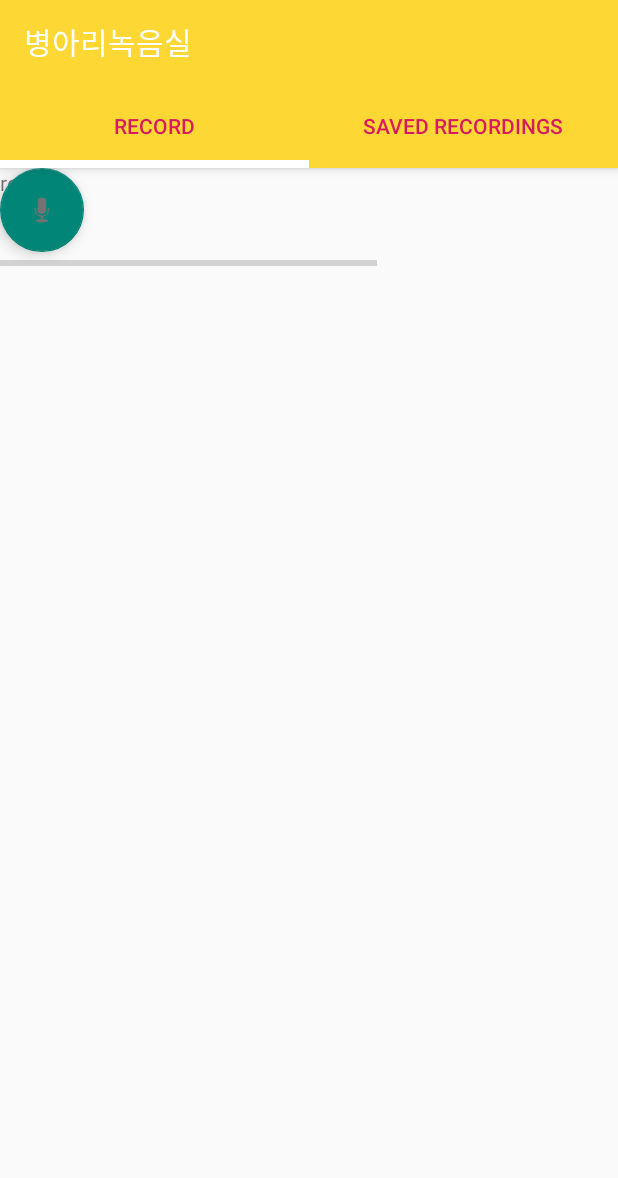
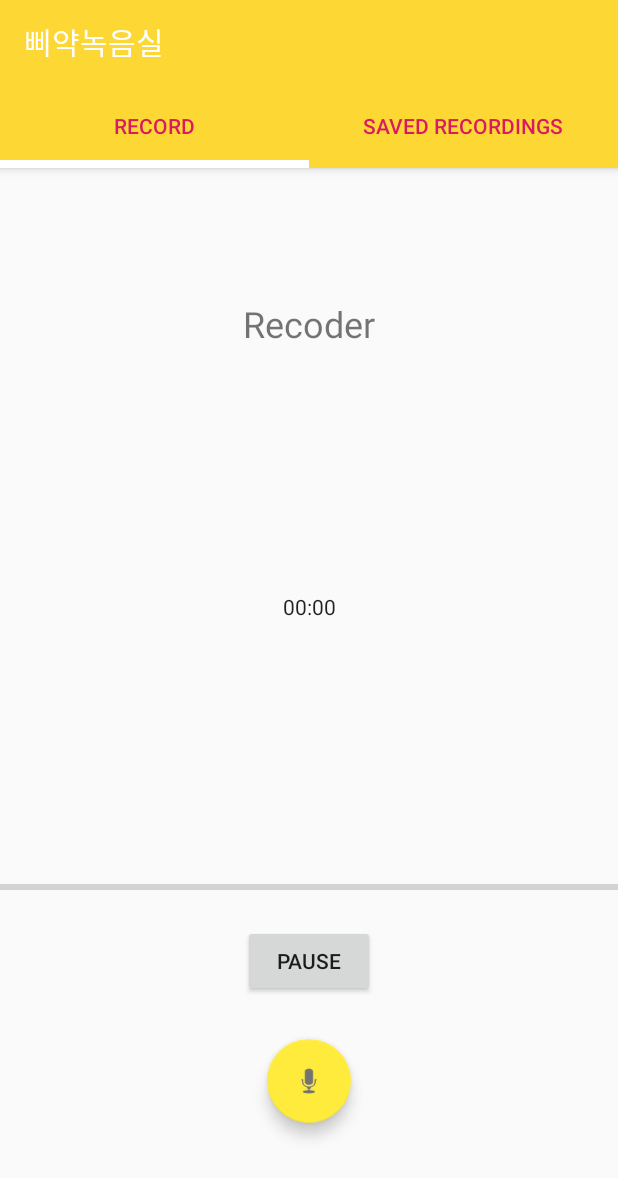
Before and after one commit to nontile/voiceRecode, an Android app: the screen it shows after launch (MainActivity), on a phone screen of 412 x 824 dp. Shown: the top 1178 px of the screen. Run offline under Robolectric (Android 15) with nearby library versions, the phone set to English and light mode, and no system bars; libraries missing offline, so code that uses them is left out: com.melnykov.fab.

Commit message:
apply fragment_record.xml 1

```diff
--- a/app/src/main/AndroidManifest.xml
+++ b/app/src/main/AndroidManifest.xml
@@ -5,7 +5,7 @@
     <application
         android:allowBackup="true"
         android:icon="@mipmap/ic_launcher"
-        android:label="병아리녹음실"
+        android:label="삐약녹음실"
         android:roundIcon="@mipmap/ic_launcher_round"
         android:supportsRtl="true"
         android:theme="@style/AppTheme">
--- a/app/src/main/res/layout/fragment_record.xml
+++ b/app/src/main/res/layout/fragment_record.xml
@@ -13,23 +13,67 @@
         android:layout_width="wrap_content"
         android:layout_height="wrap_content"
         android:clickable="true"
-        app:srcCompat="@android:drawable/ic_btn_speak_now"
-        tools:layout_editor_absoluteX="204dp"
-        tools:layout_editor_absoluteY="480dp" />
+        android:focusable="true"
+        app:backgroundTint="#FFEB3B"
+        app:layout_constraintBottom_toBottomOf="parent"
+        app:layout_constraintEnd_toEndOf="parent"
+        app:layout_constraintStart_toStartOf="parent"
+        app:layout_constraintTop_toBottomOf="@+id/recordProgressBar"
+        app:srcCompat="@android:drawable/ic_btn_speak_now" />
+
+    <Chronometer
+        android:id="@+id/chronometer"
+        android:layout_width="wrap_content"
+        android:layout_height="wrap_content"
+        app:layout_constraintBottom_toTopOf="@+id/recordProgressBar"
+        app:layout_constraintEnd_toEndOf="parent"
+        app:layout_constraintStart_toStartOf="parent"
+        app:layout_constraintTop_toBottomOf="@+id/textView" />
 
     <ProgressBar
-        android:id="@+id/progressBar2"
+        android:id="@+id/recordProgressBar"
         style="?android:attr/progressBarStyleHorizontal"
-        android:layout_width="251dp"
-        android:layout_height="127dp"
-        tools:layout_editor_absoluteX="123dp"
-        tools:layout_editor_absoluteY="325dp" />
+        android:layout_width="0dp"
+        android:layout_height="50dp"
+        android:indeterminate="false"
+        android:max="100"
+        android:progress="0"
+        app:layout_constraintBottom_toBottomOf="parent"
+        app:layout_constraintEnd_toEndOf="parent"
+        app:layout_constraintHorizontal_bias="1.0"
+        app:layout_constraintStart_toStartOf="parent"
+        app:layout_constraintTop_toTopOf="parent"
+        app:layout_constraintVertical_bias="0.687" />
 
     <TextView
-        android:layout_width="match_parent"
-        android:layout_height="match_parent"
+        android:id="@+id/textView"
+        android:layout_width="0dp"
 
-        android:text="record"
-        tools:layout_editor_absoluteX="25dp"
-        tools:layout_editor_absoluteY="-102dp" />
+        android:layout_height="48dp"
+        android:padding="5sp"
+        android:paddingStart="5sp"
+        android:paddingLeft="5sp"
+        android:paddingTop="5sp"
+        android:paddingEnd="5sp"
+        android:paddingRight="5sp"
+        android:paddingBottom="5sp"
+        android:text="@string/app_name"
+        android:textAlignment="center"
+        android:textSize="24sp"
+        app:layout_constraintBottom_toBottomOf="parent"
+        app:layout_constraintEnd_toEndOf="parent"
+        app:layout_constraintStart_toStartOf="parent"
+        app:layout_constraintTop_toTopOf="parent"
+        app:layout_constraintVertical_bias="0.123" />
+
+    <Button
+        android:id="@+id/btnPause"
+        android:layout_width="wrap_content"
+        android:layout_height="wrap_content"
+        android:layout_marginBottom="28dp"
+        android:text="Pause"
+        app:layout_constraintBottom_toTopOf="@+id/floatingActionButton2"
+        app:layout_constraintEnd_toEndOf="@+id/floatingActionButton2"
+        app:layout_constraintStart_toStartOf="@+id/floatingActionButton2" />
+
 </androidx.constraintlayout.widget.ConstraintLayout>
```
